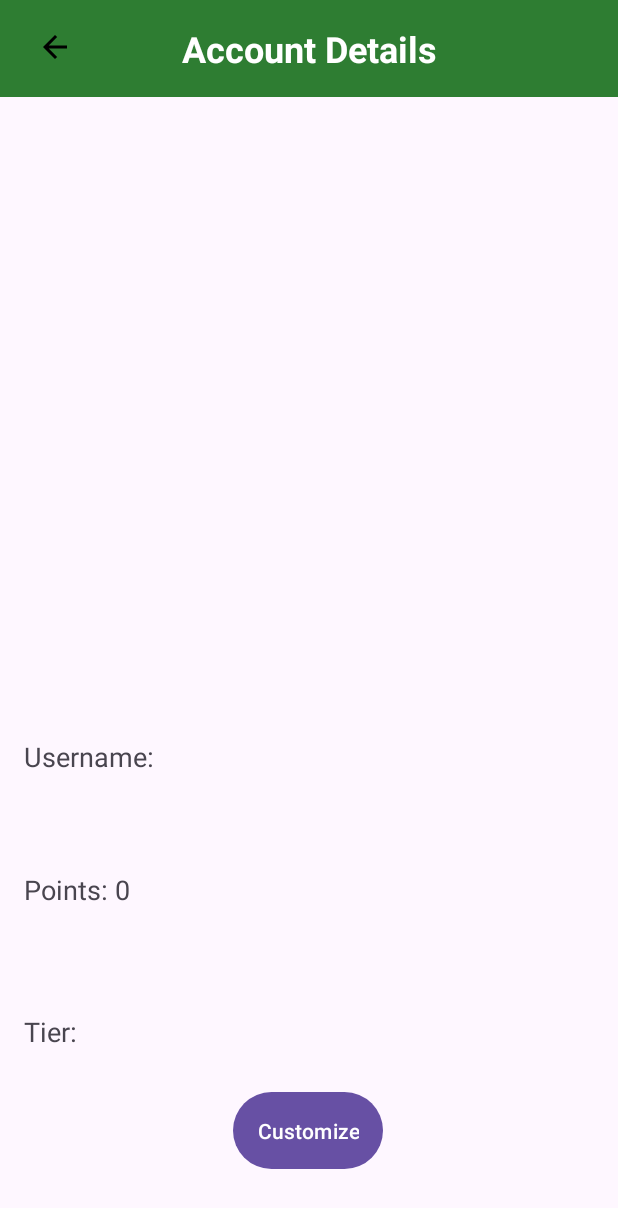
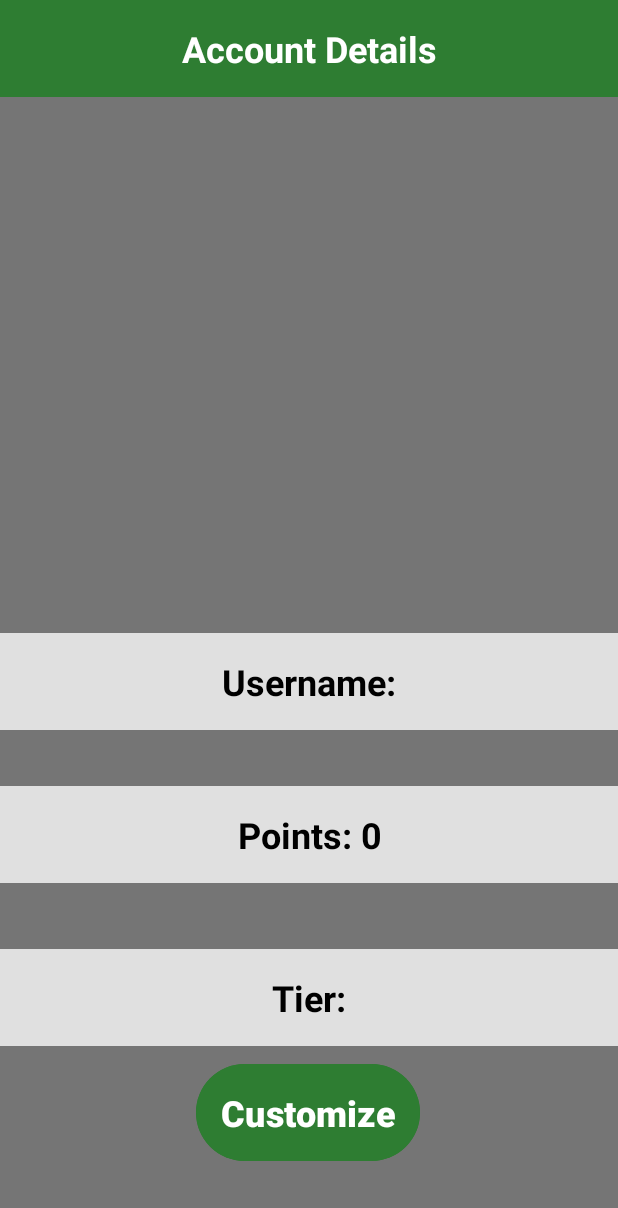
Before and after one commit to Hirenr12/BrainRotGame_OPSC7312POE, an Android app: the layout activity_account_details.xml on its own in the app's theme, with its tools: preview values and no code run, on a phone screen of 412 x 824 dp. Shown: the top 1208 px of the screen. Run offline under Robolectric (Android 15) with nearby library versions, the phone set to English and light mode, and no system bars.

Commit message:
Update Account Details
Update Account Details

```diff
--- a/app/src/main/java/com/example/practiceapplicationbrg/CustomAccountDetailsActivity.kt
+++ b/app/src/main/java/com/example/practiceapplicationbrg/CustomAccountDetailsActivity.kt
@@ -91,11 +91,6 @@ class CustomAccountDetailsActivity : AppCompatActivity() {
             // Always save the avatar customization
             val avatarUrl = getSelectedAvatarUrl()
             saveAvatarToFirestore(user!!.uid, avatarUrl)
-
-            // Navigate to AccountDetailsActivity after saving changes
-            val intent = Intent(this, AccountDetailsActivity::class.java)
-            startActivity(intent)
-            finish() // Optionally close the current activity
         }
 
     }
--- a/app/src/main/res/layout/activity_account_details.xml
+++ b/app/src/main/res/layout/activity_account_details.xml
@@ -5,6 +5,7 @@
     android:id="@+id/main"
     android:layout_width="match_parent"
     android:layout_height="match_parent"
+    android:background="@color/gray_600"
     tools:context=".AccountDetailsActivity">
 
     <TextView
@@ -22,35 +23,17 @@
         app:layout_constraintStart_toStartOf="parent"
         app:layout_constraintTop_toTopOf="parent" />
 
-    <!-- Back Button (ImageButton to navigate to GamePortal) -->
-
     <!-- Tier Image -->
-
-    <ImageButton
-        android:id="@+id/btnBackToGamePortal"
-        android:layout_width="48dp"
-        android:layout_height="48dp"
-        android:layout_marginBottom="16dp"
-        android:adjustViewBounds="false"
-        android:background="?attr/selectableItemBackground"
-        android:src="@drawable/ic_arrow_back"
-        app:layout_constraintBottom_toBottomOf="parent"
-        app:layout_constraintEnd_toEndOf="@+id/tvTitle"
-        app:layout_constraintHorizontal_bias="0.034"
-        app:layout_constraintStart_toStartOf="parent"
-        app:layout_constraintTop_toTopOf="parent"
-        app:layout_constraintVertical_bias="0.01" />
-
     <ImageView
         android:id="@+id/tierImageView"
         android:layout_width="300dp"
         android:layout_height="300dp"
         app:layout_constraintBottom_toBottomOf="parent"
         app:layout_constraintEnd_toEndOf="parent"
-        app:layout_constraintHorizontal_bias="0.538"
+        app:layout_constraintHorizontal_bias="0.54"
         app:layout_constraintStart_toStartOf="parent"
         app:layout_constraintTop_toBottomOf="@+id/tvTitle"
-        app:layout_constraintVertical_bias="0.126"
+        app:layout_constraintVertical_bias="0.054"
         tools:ignore="ContentDescription" />
 
     <!-- Username -->
@@ -58,24 +41,32 @@
         android:id="@+id/tvUsername"
         android:layout_width="0dp"
         android:layout_height="wrap_content"
+        android:background="@color/gray_300"
+        android:gravity="center"
         android:padding="16dp"
         android:text="@string/username"
-        android:textSize="18sp"
+        android:textColor="@color/black"
+        android:textSize="24sp"
+        android:textStyle="bold"
         app:layout_constraintBottom_toBottomOf="parent"
         app:layout_constraintEnd_toEndOf="parent"
-        app:layout_constraintHorizontal_bias="0.0"
+        app:layout_constraintHorizontal_bias="1.0"
         app:layout_constraintStart_toStartOf="parent"
         app:layout_constraintTop_toBottomOf="@+id/tierImageView"
-        app:layout_constraintVertical_bias="0.154" />
+        app:layout_constraintVertical_bias="0.089" />
 
     <!-- Points -->
     <TextView
         android:id="@+id/tvPoints"
         android:layout_width="0dp"
         android:layout_height="wrap_content"
+        android:background="@color/gray_300"
+        android:gravity="center"
         android:padding="16dp"
+        android:textColor="@color/black"
         android:text="@string/points_0"
-        android:textSize="18sp"
+        android:textSize="24sp"
+        android:textStyle="bold"
         app:layout_constraintBottom_toBottomOf="parent"
         app:layout_constraintEnd_toEndOf="parent"
         app:layout_constraintHorizontal_bias="0.0"
@@ -88,9 +79,13 @@
         android:id="@+id/tvTier"
         android:layout_width="0dp"
         android:layout_height="wrap_content"
+        android:background="@color/gray_300"
+        android:gravity="center"
         android:padding="16dp"
+        android:textColor="@color/black"
         android:text="@string/tier"
-        android:textSize="18sp"
+        android:textSize="24sp"
+        android:textStyle="bold"
         app:layout_constraintBottom_toBottomOf="parent"
         app:layout_constraintEnd_toEndOf="parent"
         app:layout_constraintHorizontal_bias="0.0"
@@ -104,12 +99,17 @@
         android:layout_width="wrap_content"
         android:layout_height="wrap_content"
         android:layout_marginTop="8dp"
+        android:backgroundTint="@color/green_800"
         android:padding="16dp"
         android:text="@string/customize"
+        android:textColor="@android:color/white"
+        android:textSize="24sp"
+        android:textStyle="bold"
         app:layout_constraintEnd_toEndOf="parent"
         app:layout_constraintHorizontal_bias="0.498"
         app:layout_constraintStart_toStartOf="parent"
         app:layout_constraintTop_toBottomOf="@+id/tvTier" />
 
 
+
 </androidx.constraintlayout.widget.ConstraintLayout>
```
Also changed, not shown: app/src/main/java/com/example/practiceapplicationbrg/AccountDetailsActivity.kt (+12 -10 lines), app/src/main/res/layout/activity_custom_account_details.xml (+15 -5 lines).
